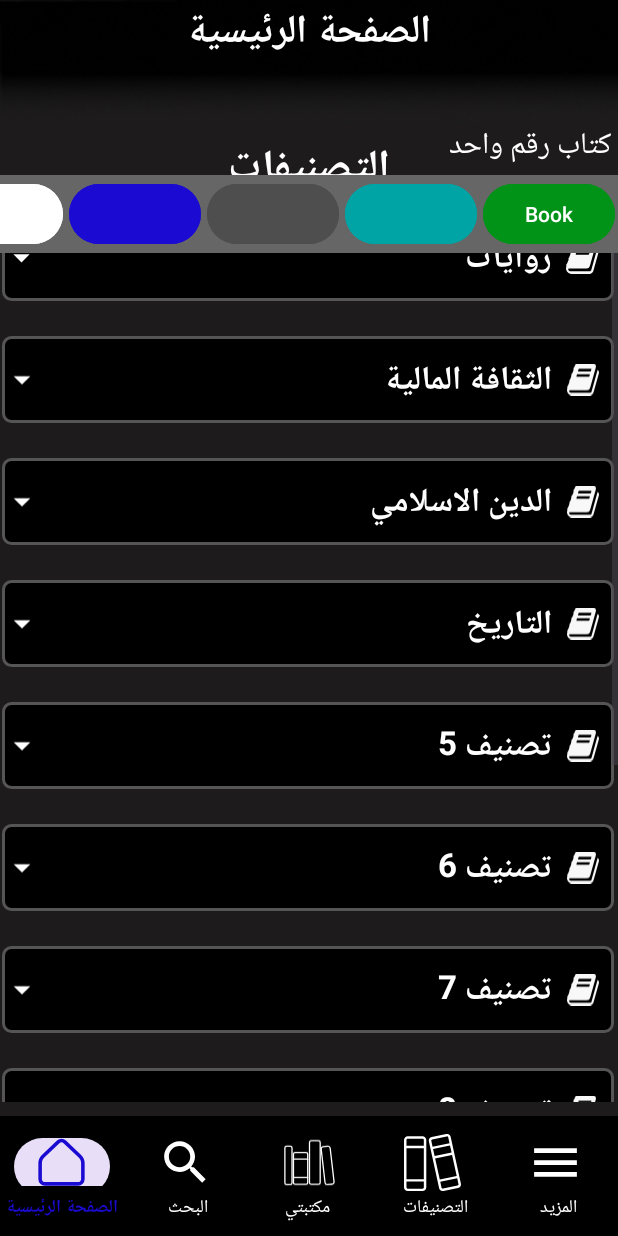
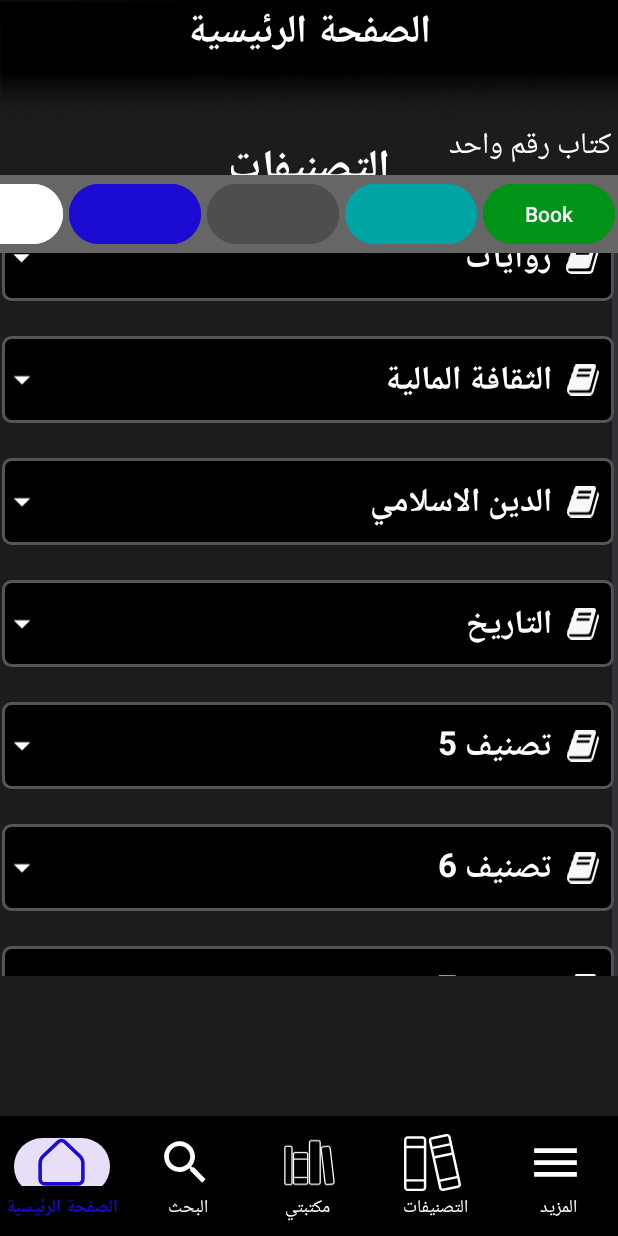
Before and after one commit to obada5Alghanim/a-h, an Android app: the fragment Categories_fragment placed in its activity, on a phone screen of 412 x 824 dp. Run offline under Robolectric (Android 15) with nearby library versions, the phone set to English and light mode, and no system bars.

Commit message:
edit fragment_categories_fragment

```diff
--- a/app/src/main/res/layout/fragment_categories_fragment.xml
+++ b/app/src/main/res/layout/fragment_categories_fragment.xml
@@ -12,7 +12,14 @@
     <LinearLayout
         android:layout_width="match_parent"
         android:layout_height="693dp"
-        android:layout_marginBottom="6dp"
+        android:layout_alignParentStart="true"
+        android:layout_alignParentTop="true"
+        android:layout_alignParentEnd="true"
+        android:layout_alignParentBottom="true"
+        android:layout_marginStart="0dp"
+        android:layout_marginTop="0dp"
+        android:layout_marginEnd="0dp"
+        android:layout_marginBottom="90dp"
         android:orientation="vertical"
         app:layout_constraintBottom_toBottomOf="parent"
         app:layout_constraintEnd_toEndOf="parent"
@@ -34,13 +41,15 @@
 
         <ScrollView
             android:layout_width="match_parent"
-            android:layout_height="match_parent">
+            android:layout_height="801dp"
+            android:layout_marginBottom="90dp">
 
             <LinearLayout
                 android:layout_width="match_parent"
                 android:layout_height="wrap_content"
                 android:layout_marginTop="5dp"
-                android:orientation="vertical">
+                android:orientation="vertical"
+                android:visibility="visible">
 
                 <LinearLayout
                     android:id="@+id/Linear1"
@@ -138,7 +147,8 @@
                     android:layout_marginEnd="1dp"
                     android:background="@drawable/frame_2"
                     android:onClick="Click_2"
-                    android:orientation="horizontal">
+                    android:orientation="horizontal"
+                    android:visibility="visible">
 
                     <ImageView
                         android:id="@+id/imageView3"
@@ -222,7 +232,8 @@
                     android:layout_marginTop="23dp"
                     android:layout_marginEnd="1dp"
                     android:background="@drawable/frame_2"
-                    android:orientation="horizontal">
+                    android:orientation="horizontal"
+                    android:visibility="visible">
 
                     <ImageView
                         android:id="@+id/imageView5"
@@ -305,7 +316,8 @@
                     android:layout_marginTop="23dp"
                     android:layout_marginEnd="1dp"
                     android:background="@drawable/frame_2"
-                    android:orientation="horizontal">
+                    android:orientation="horizontal"
+                    android:visibility="visible">
 
                     <ImageView
                         android:id="@+id/imageView7"
@@ -345,7 +357,8 @@
                     android:layout_marginTop="23dp"
                     android:layout_marginEnd="1dp"
                     android:background="@drawable/frame_2"
-                    android:orientation="horizontal">
+                    android:orientation="horizontal"
+                    android:visibility="visible">
 
                     <ImageView
                         android:id="@+id/imageView9"
@@ -385,7 +398,8 @@
                     android:layout_marginTop="23dp"
                     android:layout_marginEnd="1dp"
                     android:background="@drawable/frame_2"
-                    android:orientation="horizontal">
+                    android:orientation="horizontal"
+                    android:visibility="visible">
 
                     <ImageView
                         android:id="@+id/imageView11"
@@ -425,7 +439,8 @@
                     android:layout_marginTop="23dp"
                     android:layout_marginEnd="1dp"
                     android:background="@drawable/frame_2"
-                    android:orientation="horizontal">
+                    android:orientation="horizontal"
+                    android:visibility="visible">
 
                     <ImageView
                         android:id="@+id/imageView13"
@@ -465,7 +480,8 @@
                     android:layout_marginTop="23dp"
                     android:layout_marginEnd="1dp"
                     android:background="@drawable/frame_2"
-                    android:orientation="horizontal">
+                    android:orientation="horizontal"
+                    android:visibility="visible">
 
                     <ImageView
                         android:id="@+id/imageView15"
@@ -505,7 +521,8 @@
                     android:layout_marginTop="23dp"
                     android:layout_marginEnd="1dp"
                     android:background="@drawable/frame_2"
-                    android:orientation="horizontal">
+                    android:orientation="horizontal"
+                    android:visibility="visible">
 
                     <ImageView
                         android:id="@+id/imageView17"
@@ -545,7 +562,8 @@
                     android:layout_marginTop="23dp"
                     android:layout_marginEnd="1dp"
                     android:background="@drawable/frame_2"
-                    android:orientation="horizontal">
+                    android:orientation="horizontal"
+                    android:visibility="visible">
 
                     <ImageView
                         android:id="@+id/imageView19"
@@ -585,7 +603,8 @@
                     android:layout_marginTop="23dp"
                     android:layout_marginEnd="1dp"
                     android:background="@drawable/frame_2"
-                    android:orientation="horizontal">
+                    android:orientation="horizontal"
+                    android:visibility="visible">
 
                     <ImageView
                         android:id="@+id/imageView21"
@@ -619,13 +638,14 @@
                 </LinearLayout>
 
                 <LinearLayout
-                    android:layout_width="408dp"
+                    android:layout_width="match_parent"
                     android:layout_height="58dp"
                     android:layout_marginStart="1dp"
                     android:layout_marginTop="23dp"
                     android:layout_marginEnd="1dp"
                     android:background="@drawable/frame_2"
-                    android:orientation="horizontal">
+                    android:orientation="horizontal"
+                    android:visibility="visible">
 
                     <ImageView
                         android:id="@+id/imageView23"
```
